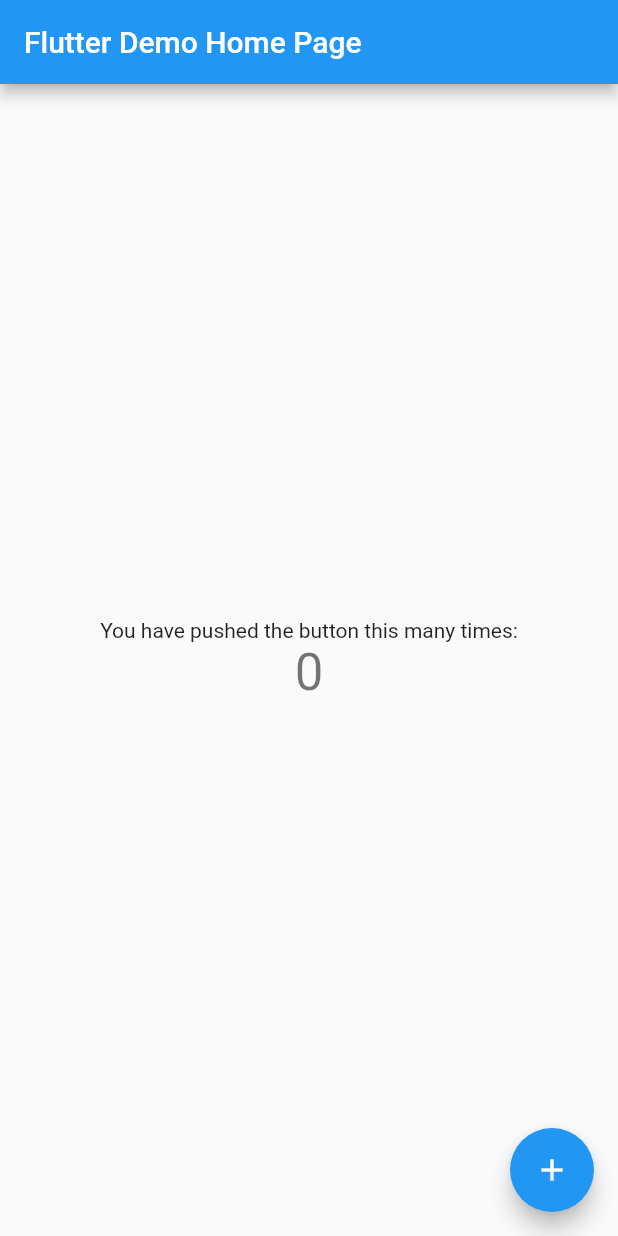
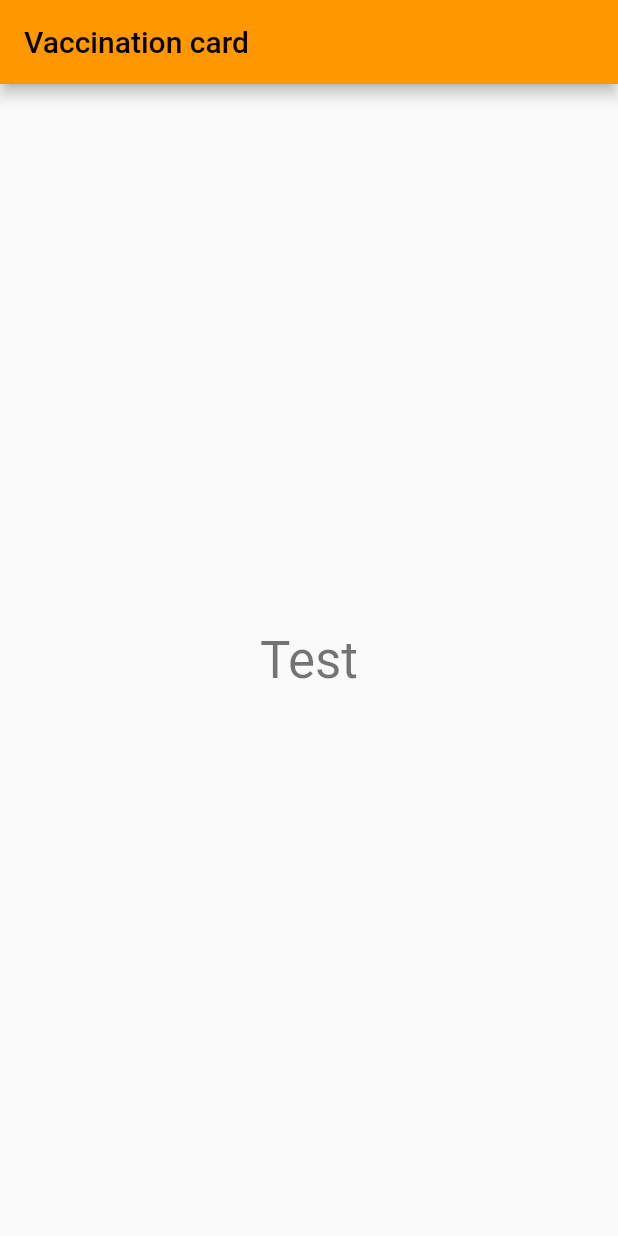
Before and after one commit to miggi92/vaccination-card, a Flutter app: the screen it shows after launch, on a phone screen of 412 x 824 dp. Run offline on Flutter 3.47's test engine with Material 2 defaults, Android fonts, the light colour scheme and no system bars; our stand-ins replace firebase_analytics, firebase_core, firebase_crashlytics; accounts and stored records are empty.

Commit message:
updated main dart removed comments

```diff
--- a/lib/main.dart
+++ b/lib/main.dart
@@ -24,36 +24,17 @@
   @override
   Widget build(BuildContext context) {
     return MaterialApp(
-      title: 'Flutter Demo',
+      title: 'Vaccination card',
       theme: ThemeData(
-        // This is the theme of your application.
-        //
-        // Try running your application with "flutter run". You'll see the
-        // application has a blue toolbar. Then, without quitting the app, try
-        // changing the primarySwatch below to Colors.green and then invoke
-        // "hot reload" (press "r" in the console where you ran "flutter run",
-        // or simply save your changes to "hot reload" in a Flutter IDE).
-        // Notice that the counter didn't reset back to zero; the application
-        // is not restarted.
-        primarySwatch: Colors.blue,
+        primarySwatch: Colors.orange,
       ),
-      home: const MyHomePage(title: 'Flutter Demo Home Page'),
+      home: const MyHomePage(title: 'Vaccination card'),
     );
   }
 }
 
 class MyHomePage extends StatefulWidget {
   const MyHomePage({Key? key, required this.title}) : super(key: key);
-
-  // This widget is the home page of your application. It is stateful, meaning
-  // that it has a State object (defined below) that contains fields that affect
-  // how it looks.
-
-  // This class is the configuration for the state. It holds the values (in this
-  // case the title) provided by the parent (in this case the App widget) and
-  // used by the build method of the State. Fields in a Widget subclass are
-  // always marked "final".
-
   final String title;
 
   @override
@@ -61,68 +42,24 @@
 }
 
 class _MyHomePageState extends State<MyHomePage> {
-  int _counter = 0;
-
-  void _incrementCounter() {
-    setState(() {
-      // This call to setState tells the Flutter framework that something has
-      // changed in this State, which causes it to rerun the build method below
-      // so that the display can reflect the updated values. If we changed
-      // _counter without calling setState(), then the build method would not be
-      // called again, and so nothing would appear to happen.
-      _counter++;
-    });
-  }
 
   @override
   Widget build(BuildContext context) {
-    // This method is rerun every time setState is called, for instance as done
-    // by the _incrementCounter method above.
-    //
-    // The Flutter framework has been optimized to make rerunning build methods
-    // fast, so that you can just rebuild anything that needs updating rather
-    // than having to individually change instances of widgets.
     return Scaffold(
       appBar: AppBar(
-        // Here we take the value from the MyHomePage object that was created by
-        // the App.build method, and use it to set our appbar title.
         title: Text(widget.title),
       ),
       body: Center(
-        // Center is a layout widget. It takes a single child and positions it
-        // in the middle of the parent.
         child: Column(
-          // Column is also a layout widget. It takes a list of children and
-          // arranges them vertically. By default, it sizes itself to fit its
-          // children horizontally, and tries to be as tall as its parent.
-          //
-          // Invoke "debug painting" (press "p" in the console, choose the
-          // "Toggle Debug Paint" action from the Flutter Inspector in Android
-          // Studio, or the "Toggle Debug Paint" command in Visual Studio Code)
-          // to see the wireframe for each widget.
-          //
-          // Column has various properties to control how it sizes itself and
-          // how it positions its children. Here we use mainAxisAlignment to
-          // center the children vertically; the main axis here is the vertical
-          // axis because Columns are vertical (the cross axis would be
-          // horizontal).
           mainAxisAlignment: MainAxisAlignment.center,
           children: <Widget>[
-            const Text(
-              'You have pushed the button this many times:',
-            ),
             Text(
-              '$_counter',
+              'Test',
               style: Theme.of(context).textTheme.headline4,
             ),
           ],
         ),
       ),
-      floatingActionButton: FloatingActionButton(
-        onPressed: _incrementCounter,
-        tooltip: 'Increment',
-        child: const Icon(Icons.add),
-      ), // This trailing comma makes auto-formatting nicer for build methods.
     );
   }
 }
```
